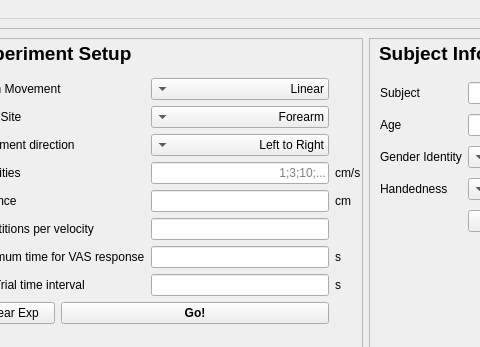
EdgardoCS/BrushGui, file gui/mainGui.ui: the form before one commit; both pictures show x 315 to 795 and y 0 to 347 of the 1106 by 763 pixel window.
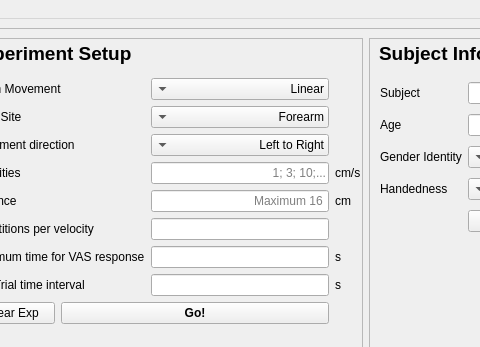
The form after the commit. Icons and pictures are not drawn.

The edit to the form file:
```diff
--- a/gui/mainGui.ui
+++ b/gui/mainGui.ui
@@ -549,7 +549,7 @@
               <set>Qt::AlignmentFlag::AlignRight|Qt::AlignmentFlag::AlignTrailing|Qt::AlignmentFlag::AlignVCenter</set>
              </property>
              <property name="placeholderText">
-              <string>1;3;10;...</string>
+              <string>1; 3; 10;...</string>
              </property>
             </widget>
            </item>
@@ -602,6 +602,9 @@
              <property name="alignment">
               <set>Qt::AlignmentFlag::AlignRight|Qt::AlignmentFlag::AlignTrailing|Qt::AlignmentFlag::AlignVCenter</set>
              </property>
+             <property name="placeholderText">
+              <string>Maximum 16 </string>
+             </property>
             </widget>
            </item>
            <item row="1" column="2">
```
